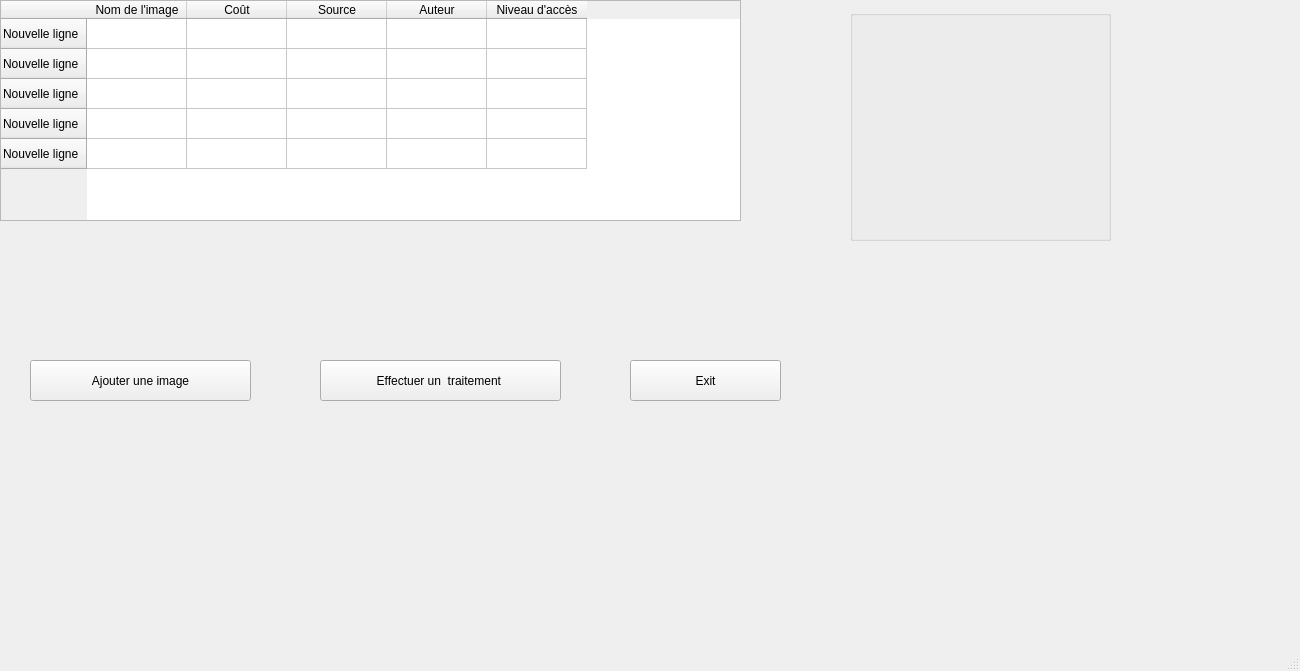
First picture: the form in ui/listwindow.ui, repository konstantinosmelis/projet-informatique, before the edit.
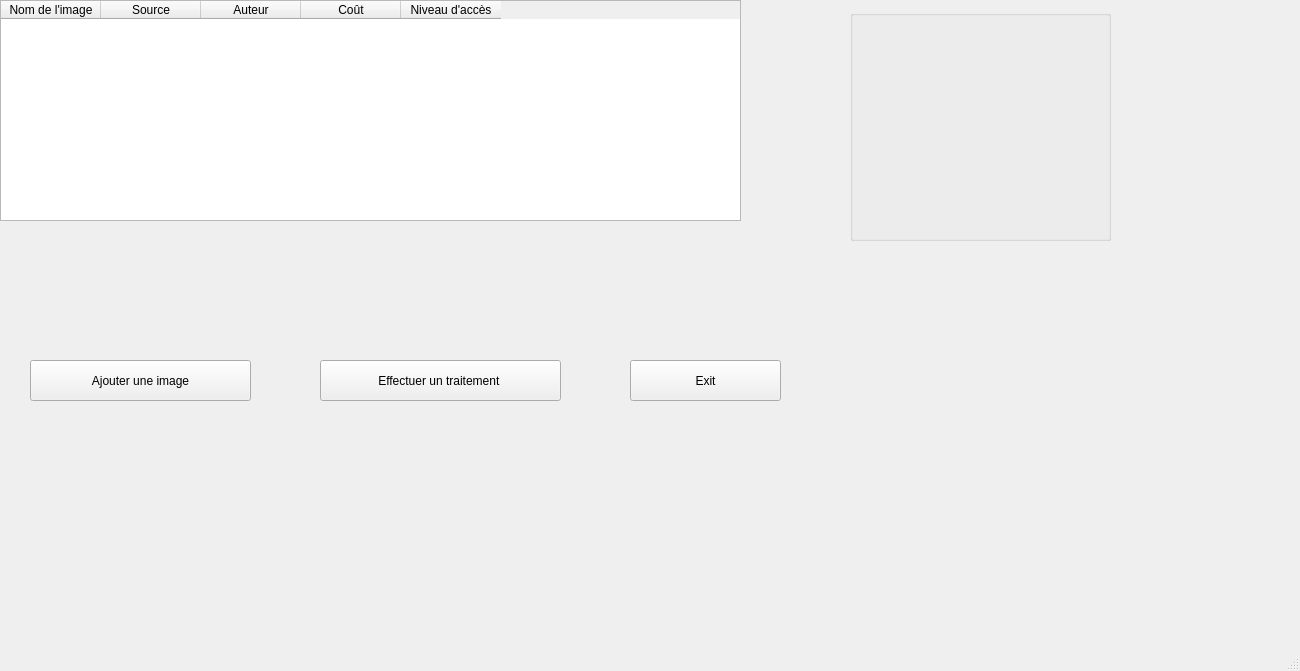
Second picture: the form after the edit.

What changed in the file:
```diff
--- a/ui/listwindow.ui
+++ b/ui/listwindow.ui
@@ -23,41 +23,11 @@
       <height>221</height>
      </rect>
     </property>
-    <row>
-     <property name="text">
-      <string>Nouvelle ligne</string>
-     </property>
-    </row>
-    <row>
-     <property name="text">
-      <string>Nouvelle ligne</string>
-     </property>
-    </row>
-    <row>
-     <property name="text">
-      <string>Nouvelle ligne</string>
-     </property>
-    </row>
-    <row>
-     <property name="text">
-      <string>Nouvelle ligne</string>
-     </property>
-    </row>
-    <row>
-     <property name="text">
-      <string>Nouvelle ligne</string>
-     </property>
-    </row>
     <column>
      <property name="text">
       <string>Nom de l'image</string>
      </property>
     </column>
-    <column>
-     <property name="text">
-      <string>Coût</string>
-     </property>
-    </column>
     <column>
      <property name="text">
       <string>Source</string>
@@ -68,6 +38,11 @@
       <string>Auteur</string>
      </property>
     </column>
+    <column>
+     <property name="text">
+      <string>Coût</string>
+     </property>
+    </column>
     <column>
      <property name="text">
       <string>Niveau d'accès</string>
@@ -110,7 +85,7 @@
      </rect>
     </property>
     <property name="text">
-     <string>Effectuer un  traitement </string>
+     <string>Effectuer un traitement </string>
     </property>
    </widget>
    <widget class="QGroupBox" name="imageDisplayBox">
```
